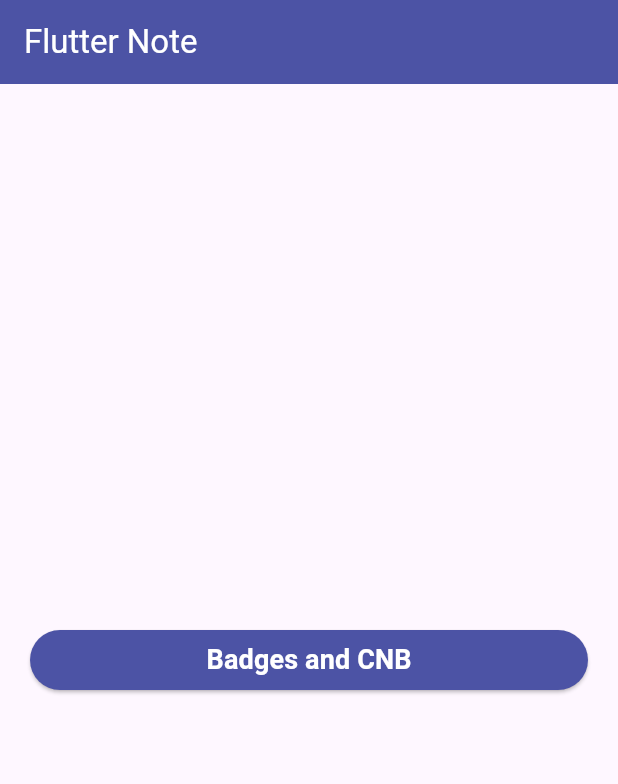
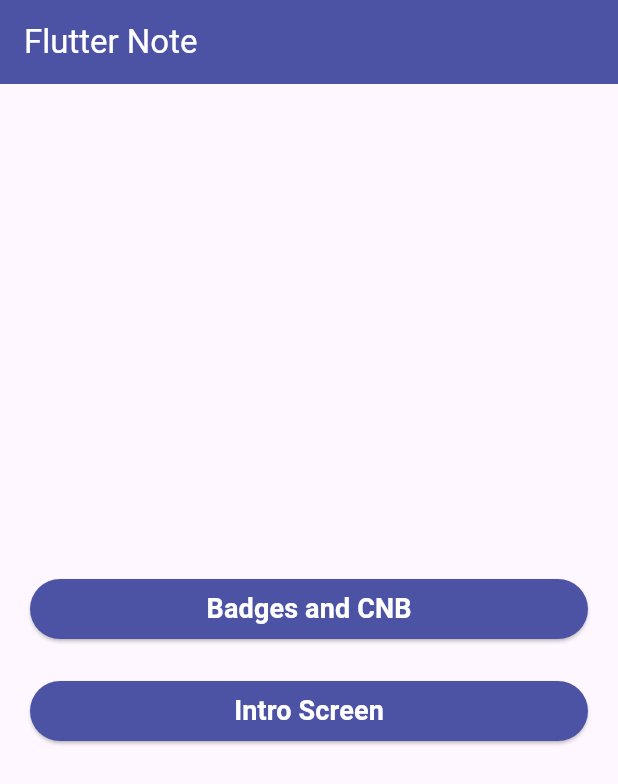
Before and after one commit to shinnkura/app_ui_design, a Flutter app: the screen it shows after launch, on a phone screen of 412 x 824 dp. Shown: the top 784 px of the screen. Run offline on Flutter 3.47's test engine with Material 2 defaults, Android fonts, the phone set to English and light mode, and no system bars; our stand-ins replace badges, curved_navigation_bar, device_preview, flutter_rating_bar, smooth_page_indicator; missing offline and left inert: clippy_flutter.

Commit message:
Add : メイン画面にイントロ画面への遷移ボタンを設置

```diff
--- a/lib/main.dart
+++ b/lib/main.dart
@@ -4,6 +4,7 @@ import 'package:flutter/foundation.dart';
 import 'package:flutter/material.dart';
 
 import 'components/button.dart';
+import 'intro_screen/main.dart';
 
 void main() {
   runApp(
@@ -36,6 +37,7 @@ class MyHome extends StatelessWidget {
       routes: {
         '/': (context) => MyApp(),
         'badges': (context) => BadgesAndCNBApp(),
+        'intro': (context) => IntroApp(),
       },
       locale: DevicePreview.locale(context),
       builder: DevicePreview.appBuilder,
@@ -78,6 +80,15 @@ class MyApp extends StatelessWidget {
                     },
                     disable: false,
                   ),
+                  SizedBox(height: 20),
+                  Button(
+                    width: double.infinity,
+                    title: 'Intro Screen',
+                    onPressed: () {
+                      Navigator.of(context).pushNamed('intro');
+                    },
+                    disable: false,
+                  ),
                 ],
               ),
             ),
```
